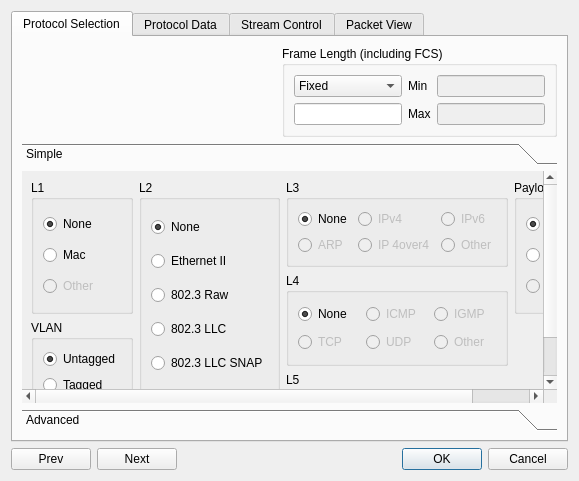
This is client/streamconfigdialog.ui in pstavirs/ostinato as Qt 5 draws it before an edit. The edited form follows.
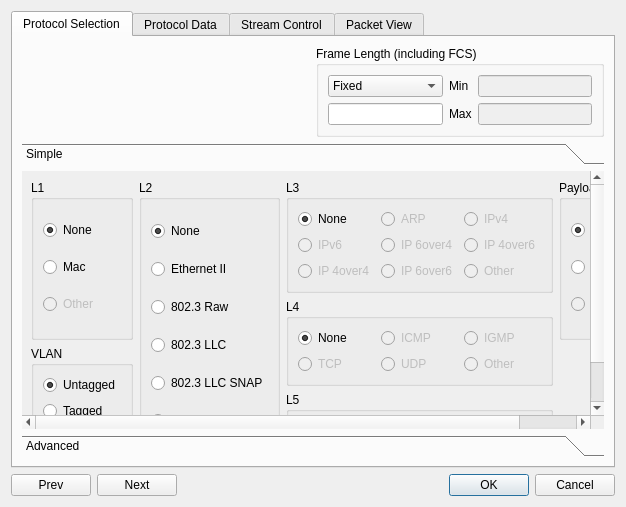
This is the edited form. Icons and pictures are not drawn. Custom widgets are drawn as their Qt base class.

Commit message: Implemented the remaining IP Tunneling protocols - IP6over4, IP4over6, IP6over6; renumbered L3 protocol protobuf "field numbers". ComboProtocol now implements PseudoIp cksum as protoB's cksum as a convenience for the IP tunneling protocols. Also found and fixed an issue with IPv6's pseudoIp cksum which was causing the TCP/UDP cksums to be incorrect

The edit to the form file:
```diff
--- a/client/streamconfigdialog.ui
+++ b/client/streamconfigdialog.ui
@@ -8,8 +8,8 @@
    <rect>
     <x>0</x>
     <y>0</y>
-    <width>579</width>
-    <height>481</height>
+    <width>626</width>
+    <height>507</height>
    </rect>
   </property>
   <property name="sizePolicy" >
@@ -173,8 +173,8 @@
            <rect>
             <x>0</x>
             <y>0</y>
-            <width>537</width>
-            <height>243</height>
+            <width>584</width>
+            <height>269</height>
            </rect>
           </property>
           <attribute name="label" >
@@ -306,6 +306,16 @@
                </widget>
               </item>
               <item row="0" column="1" >
+               <widget class="QRadioButton" name="rbL3Arp" >
+                <property name="enabled" >
+                 <bool>false</bool>
+                </property>
+                <property name="text" >
+                 <string>ARP</string>
+                </property>
+               </widget>
+              </item>
+              <item row="0" column="2" >
                <widget class="QRadioButton" name="rbL3Ipv4" >
                 <property name="enabled" >
                  <bool>false</bool>
@@ -318,7 +328,7 @@
                 </property>
                </widget>
               </item>
-              <item row="0" column="2" >
+              <item row="1" column="0" >
                <widget class="QRadioButton" name="rbL3Ipv6" >
                 <property name="enabled" >
                  <bool>false</bool>
@@ -328,17 +338,33 @@
                 </property>
                </widget>
               </item>
-              <item row="1" column="0" >
-               <widget class="QRadioButton" name="rbL3Arp" >
-                <property name="enabled" >
-                 <bool>false</bool>
-                </property>
-                <property name="text" >
-                 <string>ARP</string>
-                </property>
-               </widget>
-              </item>
               <item row="1" column="1" >
+               <widget class="QRadioButton" name="rbL3Ip6over4" >
+                <property name="enabled" >
+                 <bool>false</bool>
+                </property>
+                <property name="text" >
+                 <string>IP 6over4</string>
+                </property>
+                <property name="checked" >
+                 <bool>false</bool>
+                </property>
+               </widget>
+              </item>
+              <item row="1" column="2" >
+               <widget class="QRadioButton" name="rbL3Ip4over6" >
+                <property name="enabled" >
+                 <bool>false</bool>
+                </property>
+                <property name="text" >
+                 <string>IP 4over6</string>
+                </property>
+                <property name="checked" >
+                 <bool>false</bool>
+                </property>
+               </widget>
+              </item>
+              <item row="2" column="0" >
                <widget class="QRadioButton" name="rbL3Ip4over4" >
                 <property name="enabled" >
                  <bool>false</bool>
@@ -351,7 +377,20 @@
                 </property>
                </widget>
               </item>
-              <item row="1" column="2" >
+              <item row="2" column="1" >
+               <widget class="QRadioButton" name="rbL3Ip6over6" >
+                <property name="enabled" >
+                 <bool>false</bool>
+                </property>
+                <property name="text" >
+                 <string>IP 6over6</string>
+                </property>
+                <property name="checked" >
+                 <bool>false</bool>
+                </property>
+               </widget>
+              </item>
+              <item row="2" column="2" >
                <widget class="QRadioButton" name="rbL3Other" >
                 <property name="enabled" >
                  <bool>false</bool>
@@ -520,19 +559,6 @@
              </layout>
             </widget>
            </item>
-           <item rowspan="2" row="2" column="3" >
-            <spacer>
-             <property name="orientation" >
-              <enum>Qt::Vertical</enum>
-             </property>
-             <property name="sizeHint" >
-              <size>
-               <width>20</width>
-               <height>71</height>
-              </size>
-             </property>
-            </spacer>
-           </item>
            <item row="3" column="2" >
             <widget class="QGroupBox" name="gbL5Proto" >
              <property name="enabled" >
@@ -575,6 +601,19 @@
              </layout>
             </widget>
            </item>
+           <item row="3" column="3" >
+            <spacer>
+             <property name="orientation" >
+              <enum>Qt::Vertical</enum>
+             </property>
+             <property name="sizeHint" >
+              <size>
+               <width>20</width>
+               <height>40</height>
+              </size>
+             </property>
+            </spacer>
+           </item>
           </layout>
          </widget>
          <widget class="QWidget" name="page_2" >
```
The commit also changes 15 other files.
